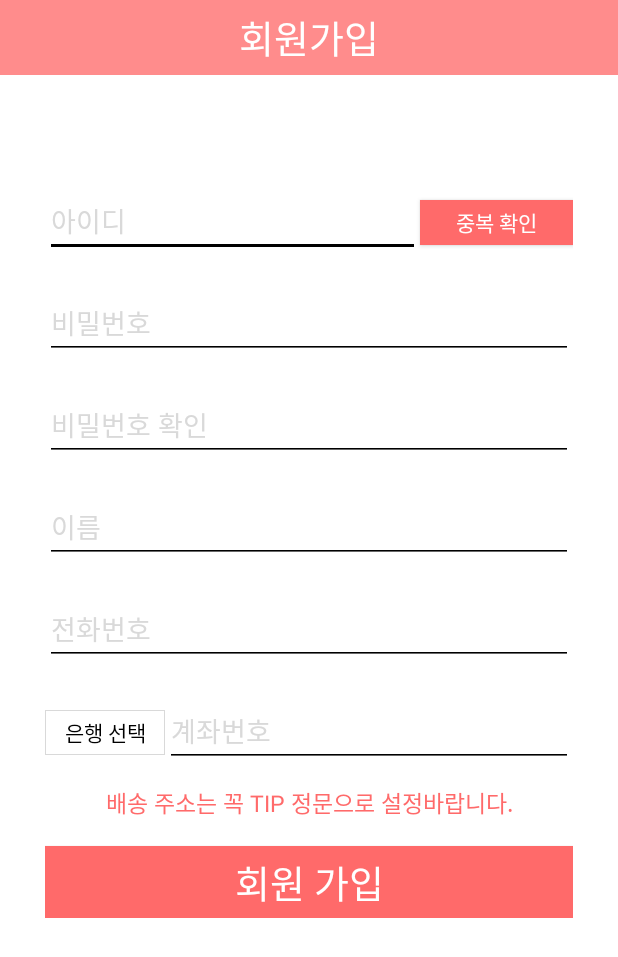
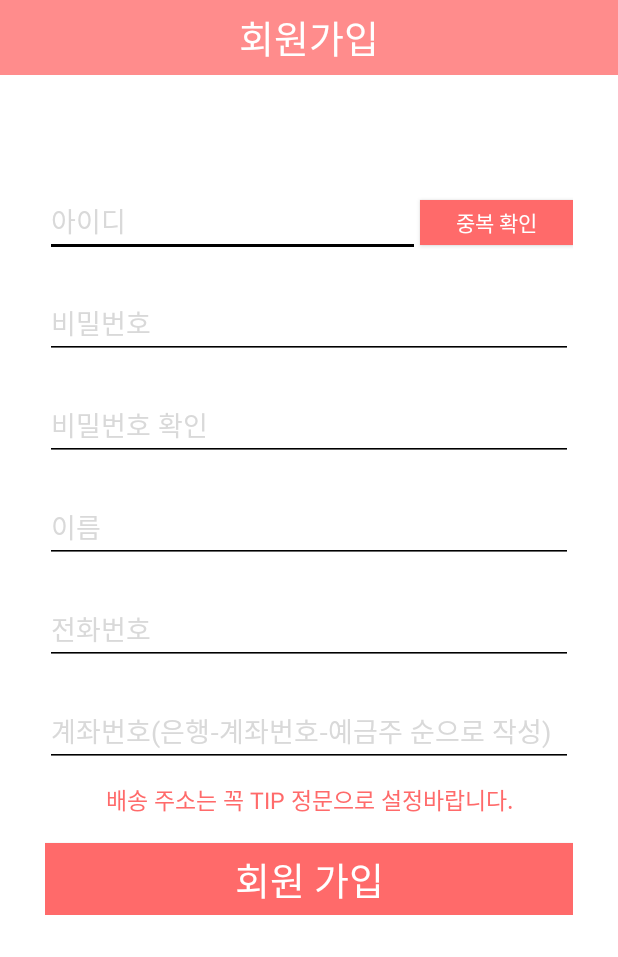
Before and after one commit to tukcom2022SP/GoldenClinic, an Android app: the SignUpActivity screen opened directly, with no data from a screen before it, on a phone screen of 412 x 824 dp. Shown: the top 957 px of the screen. Run offline under Robolectric (Android 15) with nearby library versions, the light colour scheme and no system bars; our stand-ins replace Firebase (no records; nobody signed in at launch, a user with empty details on screens opened directly).

Commit message:
회원가입창

```diff
--- a/Nppang_Android/app/src/main/res/layout/activity_sign_up.xml
+++ b/Nppang_Android/app/src/main/res/layout/activity_sign_up.xml
@@ -88,19 +88,10 @@
             android:layout_height="wrap_content"
             android:orientation="horizontal">
 
-            <Button
-                android:layout_width="80dp"
-                android:layout_height="30dp"
-                android:text="은행 선택"
-                android:textColor="@color/black"
-                android:background="@drawable/border"
-                android:layout_marginBottom="20dp"
-                style="?android:attr/borderlessButtonStyle"/>
-
             <EditText
                 android:layout_width="match_parent"
                 android:layout_height="wrap_content"
-                android:hint="계좌번호"
+                android:hint="계좌번호(은행-계좌번호-예금주 순으로 작성)"
                 android:textColorHint="#d9d9d9"
                 android:backgroundTint="@color/black"
                 android:textColor="@color/black"/>
```
